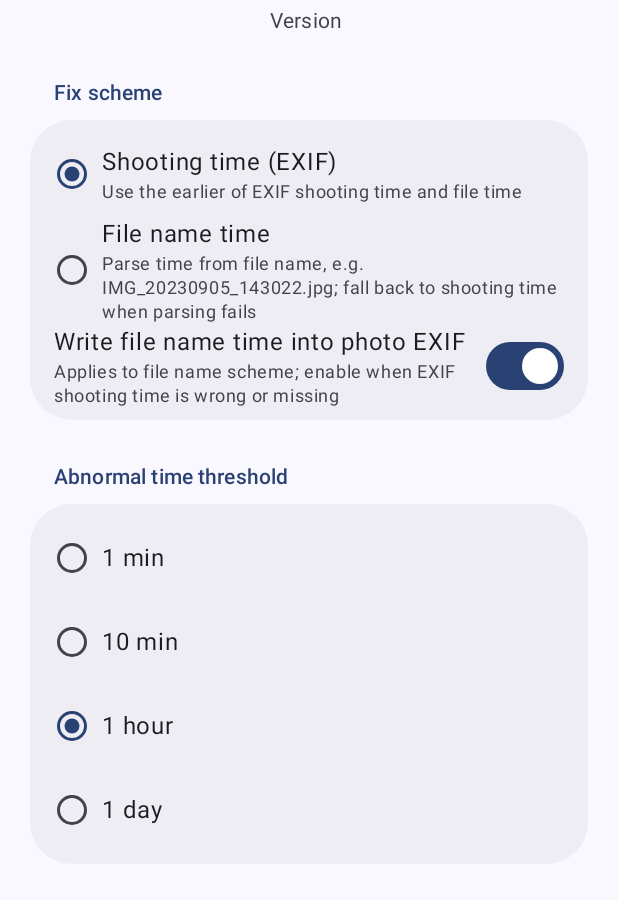
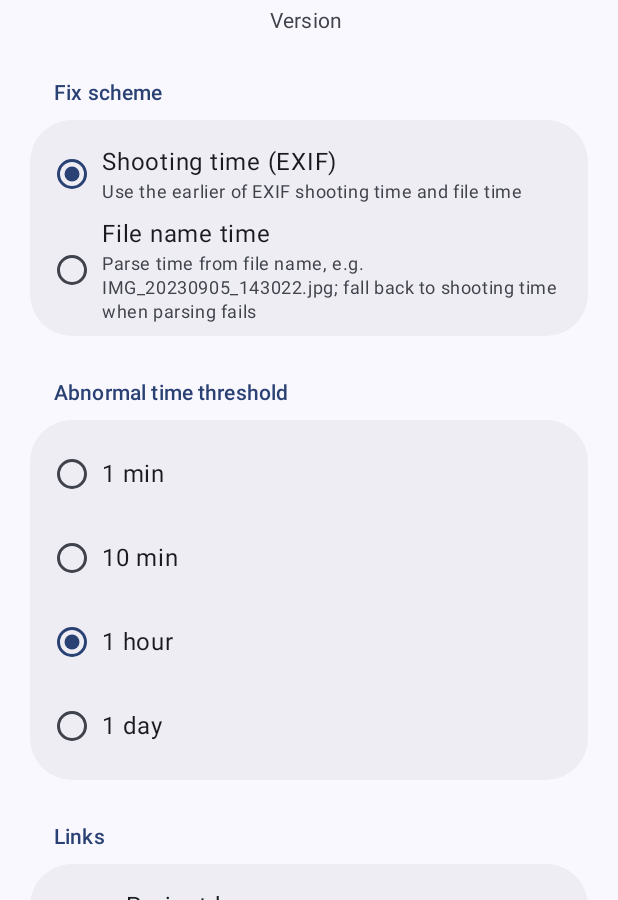
Before and after one commit to SiRan-Dev/PhotoTimeFixer, an Android app built with Jetpack Compose: the SettingsActivity screen opened directly, with no data from a screen before it, on a phone screen of 412 x 824 dp, the part 336-1236 px from its top. Run offline under Robolectric (Android 15) with nearby library versions, the light colour scheme and no system bars.

Commit message:
fix(settings): 仅在选择文件名时间方案时显示 EXIF 写入开关

```diff
--- a/app/src/main/java/com/sirandev/phototimefixer/SettingsActivity.kt
+++ b/app/src/main/java/com/sirandev/phototimefixer/SettingsActivity.kt
@@ -247,7 +247,8 @@ class SettingsActivity : ComponentActivity() {
                             }
                         }
 
-                        // 开关：方案2下把文件名时间写入照片 EXIF（默认开启）
+                        // 开关：仅方案2（文件名时间）下显示，把文件名时间写入照片 EXIF（默认开启）
+                        if (fixScheme == MainActivity.SCHEME_FILENAME) {
                             Row(
                                 modifier = Modifier
                                     .fillMaxWidth()
@@ -276,6 +277,7 @@ class SettingsActivity : ComponentActivity() {
                                     checked = writeExif,
                                     onCheckedChange = null // 由 Row 的 clickable 处理
                                 )
+                            }
                         }
                     }
                 }
--- a/app/src/main/res/values/strings.xml
+++ b/app/src/main/res/values/strings.xml
@@ -33,7 +33,7 @@
     <string name="fix_scheme_filename">File name time</string>
     <string name="fix_scheme_filename_desc">Parse time from file name, e.g. IMG_20230905_143022.jpg; fall back to shooting time when parsing fails</string>
     <string name="exif_write_title">Write file name time into photo EXIF</string>
-    <string name="exif_write_desc">Applies to file name scheme; enable when EXIF shooting time is wrong or missing</string>
+    <string name="exif_write_desc">Enable when EXIF shooting time is wrong or missing</string>
 
     <!-- Threshold options -->
     <string name="threshold_min">1 min</string>
```
Also changed, not shown: 1 other file. Lines whose indentation alone changed are shown as unchanged.
